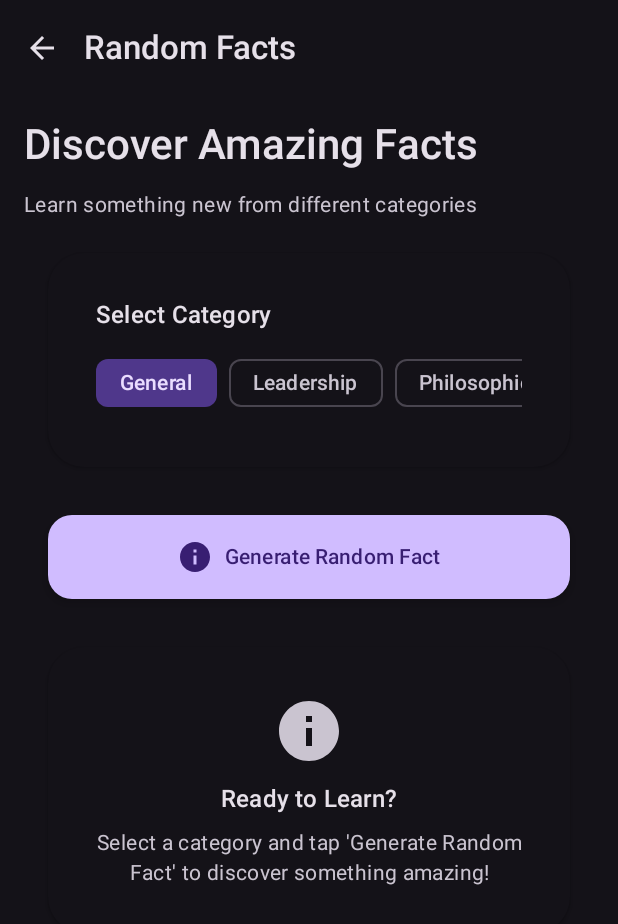
After one commit to davidnorminton/ThinkSmarter, an Android app built with Jetpack Compose: the RandomFactsScreen screen opened through its navigation route, on a phone screen of 412 x 824 dp. The commit adds this screen. Shown: the top 924 px of the screen. Run offline under Robolectric (Android 15) with nearby library versions, the phone set to English and light mode, and no system bars; our stand-ins replace Room's generated code; pictures from the network do not load; 1 statement that could not run was skipped.

Commit message:
feat: Add Random Facts feature
- Added a new screen to generate random facts based on categories.
- Implemented the UI for the Random Facts screen, including category selection and fact display.
- Created a ViewModel to manage the state for the Random Facts feature.
- Updated the repository to include a method for generating random facts from the AI.
- Added a new prompt template for generating random facts.
- Integrated the new feature into the navigation drawer.

refactor: Update ModernButton signature

- Refactored the ModernButton composable to accept a content lambda instead of a text parameter.
- Updated all call sites of ModernButton to use the new signature.
- This change resolves a persistent compilation error and makes the component more flexible.

```diff
--- a/app/src/main/java/com/example/thinksmarter/MainActivity.kt
+++ b/app/src/main/java/com/example/thinksmarter/MainActivity.kt
@@ -23,6 +23,7 @@ import com.example.thinksmarter.ui.screens.DailyChallengeScreen
 import com.example.thinksmarter.ui.screens.TextImprovementScreen
 import com.example.thinksmarter.ui.screens.QuestionDetailScreen
 import com.example.thinksmarter.ui.screens.UserProfileScreen
+import com.example.thinksmarter.ui.screens.RandomFactsScreen
 import com.example.thinksmarter.data.model.QuestionWithAnswer
 import com.example.thinksmarter.ui.theme.ThinkSmarterTheme
 import com.example.thinksmarter.ui.viewmodel.MainViewModel
@@ -32,6 +33,7 @@ import com.example.thinksmarter.ui.viewmodel.DailyChallengeViewModel
 import com.example.thinksmarter.ui.viewmodel.RecentQuestionsViewModel
 import com.example.thinksmarter.ui.viewmodel.TextImprovementViewModel
 import com.example.thinksmarter.ui.viewmodel.UserProfileViewModel
+import com.example.thinksmarter.ui.viewmodel.RandomFactsViewModel
 import com.example.thinksmarter.data.auth.UserAuthManager
 import com.example.thinksmarter.data.auth.AuthState
 import androidx.activity.result.contract.ActivityResultContracts
@@ -149,6 +151,7 @@ class MainActivity : ComponentActivity() {
                                         onNavigateToDailyChallenge = { navController.navigate("daily_challenge") },
                                         onNavigateToRecentQuestions = { navController.navigate("recent_questions") },
                                         onNavigateToTextImprovement = { navController.navigate("text_improvement") },
+                                        onNavigateToRandomFacts = { navController.navigate("random_facts") },
                                         onNavigateToUserProfile = { navController.navigate("user_profile") }
                                     )
                                 }
@@ -238,6 +241,21 @@ class MainActivity : ComponentActivity() {
                                     )
                                 }
 
+                                composable("random_facts") {
+                                    println("DEBUG: Creating RandomFactsViewModel")
+                                    val randomFactsViewModel: RandomFactsViewModel = viewModel {
+                                        RandomFactsViewModel(repository)
+                                    }
+                                    val uiState by randomFactsViewModel.uiState.collectAsState()
+                                    println("DEBUG: RandomFacts uiState: $uiState")
+
+                                    RandomFactsScreen(
+                                        uiState = uiState,
+                                        onEvent = randomFactsViewModel::handleEvent,
+                                        onNavigateBack = { navController.popBackStack() }
+                                    )
+                                }
+
                                 composable("user_profile") {
                                     val userProfileViewModel: UserProfileViewModel = viewModel {
                                         UserProfileViewModel(userAuthManager)
--- a/app/src/main/java/com/example/thinksmarter/domain/repository/ThinkSmarterRepository.kt
+++ b/app/src/main/java/com/example/thinksmarter/domain/repository/ThinkSmarterRepository.kt
@@ -67,6 +67,9 @@ interface ThinkSmarterRepository {
 
     // Initialization operations
     suspend fun initializeDefaultCategories()
+
+    // Random facts
+    suspend fun generateRandomFact(category: String): Result<String>
 }
 
 data class AnswerEvaluation(
--- a/app/src/main/java/com/example/thinksmarter/ui/components/DrawerMenu.kt
+++ b/app/src/main/java/com/example/thinksmarter/ui/components/DrawerMenu.kt
@@ -9,6 +9,7 @@ import androidx.compose.material.icons.automirrored.filled.List
 import androidx.compose.material.icons.filled.Search
 import androidx.compose.material.icons.filled.Settings
 import androidx.compose.material.icons.filled.Person
+import androidx.compose.material.icons.filled.Info
 import androidx.compose.material3.*
 import androidx.compose.runtime.Composable
 import androidx.compose.ui.Modifier
@@ -33,6 +34,7 @@ fun DrawerMenu(
     onNavigateToDailyChallenge: () -> Unit,
     onNavigateToRecentQuestions: () -> Unit,
     onNavigateToTextImprovement: () -> Unit,
+    onNavigateToRandomFacts: () -> Unit,
     onNavigateToUserProfile: () -> Unit,
     onClose: () -> Unit,
     userProfile: UserProfile? = null,
@@ -62,6 +64,14 @@ fun DrawerMenu(
                 onClick = {
                     onClose()
                     onNavigateToTextImprovement()
+                }
+            ),
+            DrawerMenuItem(
+                title = "Random Facts",
+                icon = { Icon(Icons.Default.Info, contentDescription = null) },
+                onClick = {
+                    onClose()
+                    onNavigateToRandomFacts()
                 }
             ),
             DrawerMenuItem(
--- a/app/src/main/java/com/example/thinksmarter/ui/screens/MainScreen.kt
+++ b/app/src/main/java/com/example/thinksmarter/ui/screens/MainScreen.kt
@@ -46,6 +46,7 @@ fun MainScreen(
     onNavigateToDailyChallenge: () -> Unit,
     onNavigateToRecentQuestions: () -> Unit,
     onNavigateToTextImprovement: () -> Unit,
+    onNavigateToRandomFacts: () -> Unit,
     onNavigateToUserProfile: () -> Unit,
     modifier: Modifier = Modifier
 ) {
@@ -63,6 +64,7 @@ fun MainScreen(
                     onNavigateToDailyChallenge = onNavigateToDailyChallenge,
                     onNavigateToRecentQuestions = onNavigateToRecentQuestions,
                     onNavigateToTextImprovement = onNavigateToTextImprovement,
+                    onNavigateToRandomFacts = onNavigateToRandomFacts,
                     onNavigateToUserProfile = onNavigateToUserProfile,
                     userProfile = uiState.userProfile,
                     onClose = {
@@ -659,12 +661,14 @@ fun MainScreen(
                     item {
                         uiState.evaluation?.let { evaluation ->
                             ModernButton(
-                                text = "Ask Another Question",
                                 onClick = { onEvent(MainUiEvent.GenerateQuestion) },
                                 isLoading = uiState.isGeneratingQuestion,
-                                modifier = Modifier.fillMaxWidth(),
-                                icon = { Icon(Icons.Default.Refresh, contentDescription = null) }
-                            )
+                                modifier = Modifier.fillMaxWidth()
+                            ) {
+                                Icon(Icons.Default.Refresh, contentDescription = null)
+                                Spacer(modifier = Modifier.width(8.dp))
+                                Text("Ask Another Question")
+                            }
                         }
                     }
                 }
--- /dev/null
+++ b/app/src/main/java/com/example/thinksmarter/ui/screens/RandomFactsScreen.kt
@@ -0,0 +1,203 @@
+package com.example.thinksmarter.ui.screens
+
+import androidx.compose.foundation.layout.*
+import androidx.compose.foundation.lazy.LazyRow
+import androidx.compose.foundation.lazy.items
+import androidx.compose.foundation.rememberScrollState
+import androidx.compose.foundation.verticalScroll
+import androidx.compose.material.icons.Icons
+import androidx.compose.material.icons.automirrored.filled.ArrowBack
+import androidx.compose.material.icons.filled.Info
+import androidx.compose.material.icons.filled.Refresh
+import androidx.compose.material3.*
+import androidx.compose.runtime.Composable
+import androidx.compose.runtime.collectAsState
+import androidx.compose.runtime.getValue
+import androidx.compose.ui.Alignment
+import androidx.compose.ui.Modifier
+import androidx.compose.ui.text.style.TextAlign
+import androidx.compose.ui.unit.dp
+import com.example.thinksmarter.ui.components.ModernCard
+import com.example.thinksmarter.ui.components.ModernChip
+import com.example.thinksmarter.ui.components.ModernButton
+import com.example.thinksmarter.ui.components.ErrorMessage
+import com.example.thinksmarter.ui.viewmodel.RandomFactsUiState
+import com.example.thinksmarter.ui.viewmodel.RandomFactsUiEvent
+
+@OptIn(ExperimentalMaterial3Api::class)
+@Composable
+fun RandomFactsScreen(
+    uiState: RandomFactsUiState,
+    onEvent: (RandomFactsUiEvent) -> Unit,
+    onNavigateBack: () -> Unit
+) {
+    Scaffold(
+        topBar = {
+            TopAppBar(
+                title = { Text("Random Facts") },
+                navigationIcon = {
+                    IconButton(onClick = onNavigateBack) {
+                        Icon(Icons.AutoMirrored.Filled.ArrowBack, contentDescription = "Back")
+                    }
+                },
+                colors = TopAppBarDefaults.topAppBarColors(
+                    containerColor = MaterialTheme.colorScheme.surface,
+                    titleContentColor = MaterialTheme.colorScheme.onSurface,
+                    navigationIconContentColor = MaterialTheme.colorScheme.onSurface
+                )
+            )
+        }
+    ) { paddingValues ->
+        Column(
+            modifier = Modifier
+                .fillMaxSize()
+                .padding(paddingValues)
+                .padding(16.dp)
+                .verticalScroll(rememberScrollState()),
+            verticalArrangement = Arrangement.spacedBy(16.dp)
+        ) {
+            // Header
+            Text(
+                "Discover Amazing Facts",
+                style = MaterialTheme.typography.headlineMedium,
+                color = MaterialTheme.colorScheme.onSurface
+            )
+
+            Text(
+                "Learn something new from different categories",
+                style = MaterialTheme.typography.bodyMedium,
+                color = MaterialTheme.colorScheme.onSurfaceVariant
+            )
+
+            // Category Selection
+            ModernCard {
+                Column(
+                    modifier = Modifier.padding(16.dp),
+                    verticalArrangement = Arrangement.spacedBy(12.dp)
+                ) {
+                    Text(
+                        "Select Category",
+                        style = MaterialTheme.typography.titleMedium,
+                        color = MaterialTheme.colorScheme.onSurface
+                    )
+
+                    LazyRow(
+                        horizontalArrangement = Arrangement.spacedBy(8.dp)
+                    ) {
+                        items(uiState.availableCategories) { category ->
+                            ModernChip(
+                                text = category.name,
+                                selected = category.name == uiState.selectedCategory,
+                                onClick = { onEvent(RandomFactsUiEvent.SelectCategory(category.name)) }
+                            )
+                        }
+                    }
+                }
+            }
+
+            // Generate Button
+            ModernButton(
+                onClick = { onEvent(RandomFactsUiEvent.GenerateRandomFact) },
+                enabled = !uiState.isLoading,
+                modifier = Modifier.fillMaxWidth()
+            ) {
+                if (uiState.isLoading) {
+                    CircularProgressIndicator(
+                        modifier = Modifier.size(20.dp),
+                        color = MaterialTheme.colorScheme.onPrimary,
+                        strokeWidth = 2.dp
+                    )
+                    Spacer(modifier = Modifier.width(8.dp))
+                    Text("Generating...")
+                } else {
+                    Icon(Icons.Default.Info, contentDescription = null)
+                    Spacer(modifier = Modifier.width(8.dp))
+                    Text("Generate Random Fact")
+                }
+            }
+
+            // Error Display
+            uiState.error?.let { error ->
+                ErrorMessage(
+                    message = error,
+                    onDismiss = { onEvent(RandomFactsUiEvent.ClearError) }
+                )
+            }
+
+            // Fact Display
+            uiState.currentFact?.let { fact ->
+                ModernCard {
+                    Column(
+                        modifier = Modifier.padding(16.dp),
+                        verticalArrangement = Arrangement.spacedBy(12.dp)
+                    ) {
+                        Row(
+                            verticalAlignment = Alignment.CenterVertically,
+                            horizontalArrangement = Arrangement.spacedBy(8.dp)
+                        ) {
+                            Icon(
+                                Icons.Default.Info,
+                                contentDescription = null,
+                                tint = MaterialTheme.colorScheme.primary
+                            )
+                            Text(
+                                "Random Fact",
+                                style = MaterialTheme.typography.titleMedium,
+                                color = MaterialTheme.colorScheme.primary
+                            )
+                        }
+
+                        Text(
+                            fact,
+                            style = MaterialTheme.typography.bodyLarge,
+                            color = MaterialTheme.colorScheme.onSurface,
+                            textAlign = TextAlign.Start
+                        )
+
+                        // Refresh button for the same fact
+                        ModernButton(
+                            onClick = { onEvent(RandomFactsUiEvent.GenerateRandomFact) },
+                            enabled = !uiState.isLoading,
+                            modifier = Modifier.align(Alignment.End)
+                        ) {
+                            Icon(Icons.Default.Refresh, contentDescription = null)
+                            Spacer(modifier = Modifier.width(4.dp))
+                            Text("New Fact")
+                        }
+                    }
+                }
+            }
+
+            // Empty state when no fact is generated
+            if (uiState.currentFact == null && !uiState.isLoading && uiState.error == null) {
+                ModernCard {
+                    Column(
+                        modifier = Modifier.padding(16.dp),
+                        horizontalAlignment = Alignment.CenterHorizontally,
+                        verticalArrangement = Arrangement.spacedBy(12.dp)
+                    ) {
+                        Icon(
+                            Icons.Default.Info,
+                            contentDescription = null,
+                            modifier = Modifier.size(48.dp),
+                            tint = MaterialTheme.colorScheme.onSurfaceVariant
+                        )
+
+                        Text(
+                            "Ready to Learn?",
+                            style = MaterialTheme.typography.titleMedium,
+                            color = MaterialTheme.colorScheme.onSurface
+                        )
+
+                        Text(
+                            "Select a category and tap 'Generate Random Fact' to discover something amazing!",
+                            style = MaterialTheme.typography.bodyMedium,
+                            color = MaterialTheme.colorScheme.onSurfaceVariant,
+                            textAlign = TextAlign.Center
+                        )
+                    }
+                }
+            }
+        }
+    }
+}
--- /dev/null
+++ b/app/src/main/java/com/example/thinksmarter/ui/viewmodel/RandomFactsViewModel.kt
@@ -0,0 +1,101 @@
+package com.example.thinksmarter.ui.viewmodel
+
+import androidx.lifecycle.ViewModel
+import androidx.lifecycle.viewModelScope
+import com.example.thinksmarter.domain.repository.ThinkSmarterRepository
+import com.example.thinksmarter.data.model.Category
+import kotlinx.coroutines.flow.MutableStateFlow
+import kotlinx.coroutines.flow.StateFlow
+import kotlinx.coroutines.flow.asStateFlow
+import kotlinx.coroutines.launch
+
+data class RandomFactsUiState(
+    val currentFact: String? = null,
+    val selectedCategory: String = "General",
+    val availableCategories: List<Category> = emptyList(),
+    val isLoading: Boolean = false,
+    val error: String? = null
+)
+
+sealed class RandomFactsUiEvent {
+    object GenerateRandomFact : RandomFactsUiEvent()
+    data class SelectCategory(val category: String) : RandomFactsUiEvent()
+    object ClearError : RandomFactsUiEvent()
+}
+
+class RandomFactsViewModel(
+    private val repository: ThinkSmarterRepository
+) : ViewModel() {
+
+    private val _uiState = MutableStateFlow(RandomFactsUiState())
+    val uiState: StateFlow<RandomFactsUiState> = _uiState.asStateFlow()
+
+    init {
+        loadCategories()
+    }
+
+    fun handleEvent(event: RandomFactsUiEvent) {
+        when (event) {
+            is RandomFactsUiEvent.GenerateRandomFact -> generateRandomFact()
+            is RandomFactsUiEvent.SelectCategory -> selectCategory(event.category)
+            is RandomFactsUiEvent.ClearError -> clearError()
+        }
+    }
+
+    private fun generateRandomFact() {
+        viewModelScope.launch {
+            _uiState.value = _uiState.value.copy(
+                isLoading = true,
+                error = null
+            )
+
+            try {
+                val result = repository.generateRandomFact(_uiState.value.selectedCategory)
+                result.fold(
+                    onSuccess = { fact ->
+                        _uiState.value = _uiState.value.copy(
+                            currentFact = fact,
+                            isLoading = false
+                        )
+                    },
+                    onFailure = { exception ->
+                        _uiState.value = _uiState.value.copy(
+                            error = "Failed to generate random fact: ${exception.message}",
+                            isLoading = false
+                        )
+                    }
+                )
+            } catch (e: Exception) {
+                _uiState.value = _uiState.value.copy(
+                    error = "Error generating random fact: ${e.message}",
+                    isLoading = false
+                )
+            }
+        }
+    }
+
+    private fun selectCategory(category: String) {
+        _uiState.value = _uiState.value.copy(
+            selectedCategory = category,
+            currentFact = null // Clear current fact when category changes
+        )
+    }
+
+    private fun clearError() {
+        _uiState.value = _uiState.value.copy(error = null)
+    }
+
+    private fun loadCategories() {
+        viewModelScope.launch {
+            try {
+                repository.getAllCategories().collect { categories ->
+                    _uiState.value = _uiState.value.copy(availableCategories = categories)
+                }
+            } catch (e: Exception) {
+                _uiState.value = _uiState.value.copy(
+                    error = "Failed to load categories: ${e.message}"
+                )
+            }
+        }
+    }
+}
```
Also changed, not shown: app/src/main/java/com/example/thinksmarter/data/repository/ThinkSmarterRepositoryImpl.kt (+29 -0 lines), app/src/main/java/com/example/thinksmarter/ui/components/CommonComponents.kt (+5 -4 lines), app/src/main/java/com/example/thinksmarter/ui/components/ModernComponents.kt (+3 -22 lines), app/src/main/java/com/example/thinksmarter/ui/screens/DailyChallengeScreen.kt (+6 -4 lines), app/src/main/java/com/example/thinksmarter/ui/screens/SettingsScreen.kt (+6 -4 lines), app/src/main/java/com/example/thinksmarter/ui/screens/TextImprovementScreen.kt (+6 -4 lines), app/src/main/java/com/example/thinksmarter/ui/screens/UserProfileScreen.kt (+8 -5 lines), app/src/main/java/com/example/thinksmarter/util/PromptTemplates.kt (+20 -0 lines).
